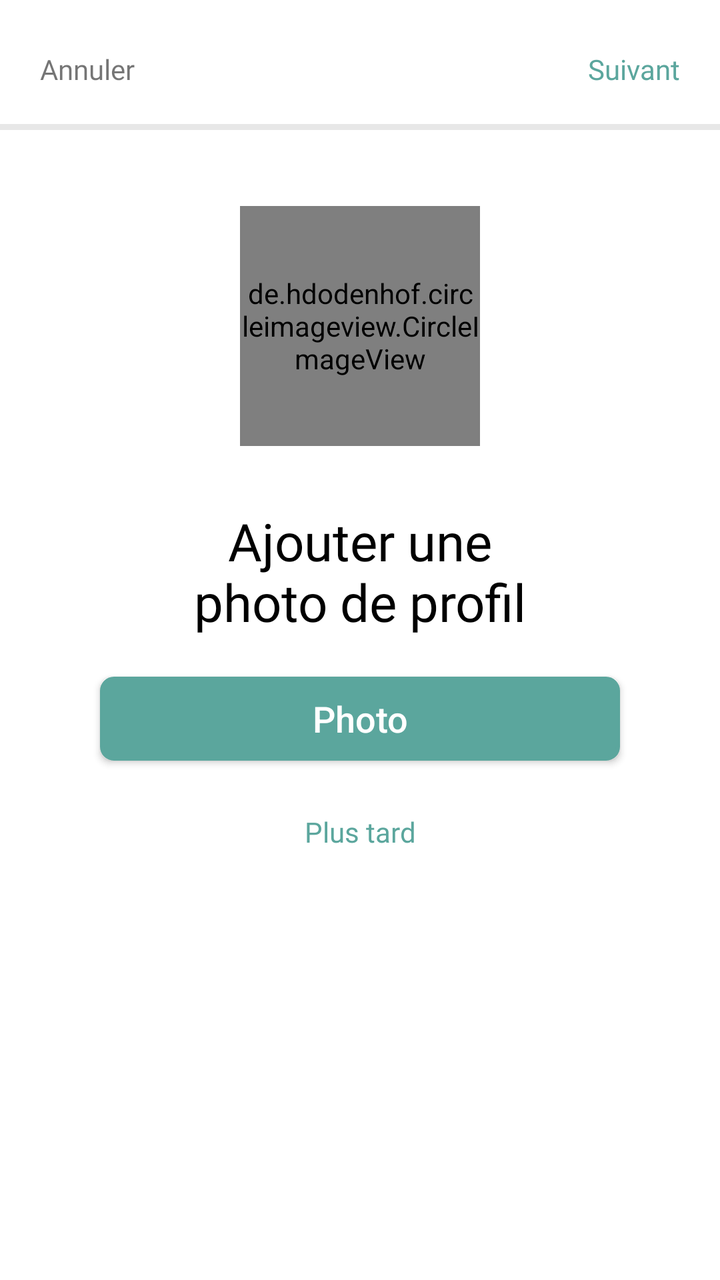
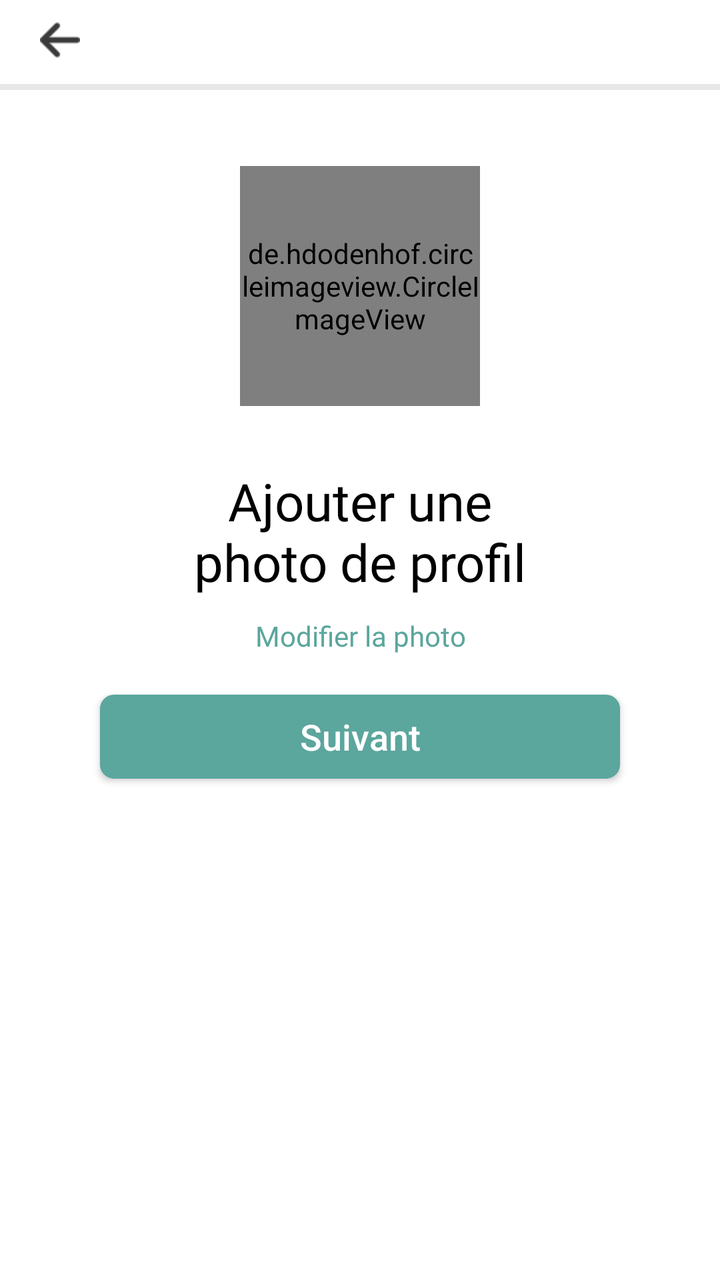

An Android layout rendered at two revisions. The XML below is the earlier revision; the diff shows what the commit changed to produce the second picture.
<!-- AndroidManifest.xml: application theme AppTheme -->
<!-- res/layout/layout_ezeety_profil_getstart.xml -->
<?xml version="1.0" encoding="utf-8"?>
<android.support.constraint.ConstraintLayout
    xmlns:android="http://schemas.android.com/apk/res/android" xmlns:tools="http://schemas.android.com/tools"
    android:layout_width="match_parent"
    android:layout_height="match_parent"
    android:background="@color/colorPrimary">

    <LinearLayout
        android:layout_width="match_parent"
        android:layout_height="wrap_content"
        android:gravity="center"
        android:orientation="vertical"
        tools:ignore="MissingConstraints"
        >
        <LinearLayout
            android:layout_width="match_parent"
            android:layout_height="wrap_content"
            android:layout_marginLeft="20dp"
            android:layout_marginTop="25dp"
            android:layout_marginRight="20dp"
            android:layout_marginBottom="10dp"
            android:orientation="horizontal">
            <LinearLayout
                android:layout_width="wrap_content"
                android:layout_height="wrap_content"
                android:gravity="left">
                <TextView
                    android:id="@+id/textViewButtonBackProfil"
                    android:layout_width="wrap_content"
                    android:layout_height="wrap_content"
                    android:fontFamily="@font/roboto_bold"
                    android:text="Annuler"
                    android:textSize="14dp"/>
            </LinearLayout>
            <LinearLayout
                android:layout_width="match_parent"
                android:layout_height="wrap_content"
                android:gravity="right">

                <TextView
                    android:id="@+id/txtViewNextAll"
                    android:layout_width="wrap_content"
                    android:layout_height="wrap_content"
                    android:fontFamily="@font/roboto_bold"
                    android:text="Suivant"
                    android:textColor="@color/colorAccent"
                    android:textSize="14dp"/>
            </LinearLayout>
        </LinearLayout>


        <LinearLayout
            android:layout_width="match_parent"
            android:layout_height="3dp"
            android:layout_marginTop="8dp"
            android:layout_marginBottom="8dp"
            android:background="@drawable/grayscale_background">


        </LinearLayout>
        <de.hdodenhof.circleimageview.CircleImageView
            android:id="@+id/profile_image_getstart"
            android:layout_width="120dp"
            android:layout_height="120dp"
            android:layout_marginTop="30dp"
            android:layout_marginBottom="20dp"
            android:gravity="center"
            android:src="@drawable/photo" />
        <TextView
            android:layout_width="match_parent"
            android:layout_height="wrap_content"
            android:layout_marginTop="10dp"
            android:layout_marginRight="80dp"
            android:layout_marginLeft="80dp"
            android:fontFamily="@font/roboto"
            android:text="Ajouter une photo de profil"
            android:textAlignment="center"
            android:textColor="@android:color/black"
            android:textSize="26dp"/>

        <Button
            android:id="@+id/button_picture_profil_change"
            android:layout_width="match_parent"
            android:layout_height="42dp"
            android:layout_marginLeft="50dp"
            android:layout_marginRight="50dp"
            android:layout_marginBottom="16dp"
            android:layout_marginTop="20dp"
            android:background="@drawable/button_style_primary"
            android:text="Photo"
            android:textAllCaps="false"
            android:textColor="@color/colorPrimary"
            android:textSize="18sp"
            />

        <TextView
            android:id="@+id/textViewButtonPluTard"
            android:layout_width="match_parent"
            android:layout_height="wrap_content"
            android:layout_marginTop="10dp"
            android:layout_marginBottom="20dp"
            android:fontFamily="@font/roboto_bold"
            android:text="Plus tard"
            android:textAlignment="center"
            android:textColor="#5BA69D"
            android:textSize="14dp" />
    </LinearLayout>
</android.support.constraint.ConstraintLayout>
<!-- resources referenced by this layout -->
<resources>
  <color name="colorAccent">#5BA69D</color>
  <color name="colorPrimary">#FFFFFF</color>
  <!-- drawable button_style_primary (drawable) -->
  <?xml version ="1.0" encoding ="utf-8"?>
  <shape xmlns:android="http://schemas.android.com/apk/res/android"
  
  android:shape="rectangle"
  
  android:thickness="0dp">
  <stroke android:width="2dp"
  
      android:color="#5BA69D" />
  <solid
      android:color="#5BA69D"/>
  <corners android:radius="6dp" />
  
  </shape>
  <!-- drawable grayscale_background (drawable) -->
  <?xml version ="1.0" encoding ="utf-8"?>
  <shape xmlns:android="http://schemas.android.com/apk/res/android"
  
      android:shape="rectangle"
  
      android:thickness="0dp">
      <solid
          android:color="#E7E7E7"/>
  
  </shape>
  <!-- drawable photo: png bitmap (drawable, 29489 bytes) -->
  <style name="AppTheme" parent="Theme.AppCompat.Light.NoActionBar">
          
          <item name="colorPrimary">@color/colorPrimary</item>
          <item name="colorPrimaryDark">@color/colorPrimaryDark</item>
          <item name="colorAccent">@color/colorAccent</item>
      </style>
  <color name="colorPrimaryDark">#FFFFFF</color>
</resources>

<!-- the commit's change to res/layout/layout_ezeety_profil_getstart.xml (unified diff, before → after) -->
@@ -16,7 +16,7 @@
             android:layout_width="match_parent"
             android:layout_height="wrap_content"
             android:layout_marginLeft="20dp"
-            android:layout_marginTop="25dp"
+            android:layout_marginTop="10dp"
             android:layout_marginRight="20dp"
             android:layout_marginBottom="10dp"
             android:orientation="horizontal">
@@ -24,35 +24,21 @@
                 android:layout_width="wrap_content"
                 android:layout_height="wrap_content"
                 android:gravity="left">
-                <TextView
-                    android:id="@+id/textViewButtonBackProfil"
-                    android:layout_width="wrap_content"
-                    android:layout_height="wrap_content"
-                    android:fontFamily="@font/roboto_bold"
-                    android:text="Annuler"
-                    android:textSize="14dp"/>
+
+                <ImageView
+                    android:id="@+id/imageViewButtonBackProfil"
+                    android:layout_width="20dp"
+                    android:layout_height="20dp"
+                    android:src="@drawable/arrow"/>
             </LinearLayout>
-            <LinearLayout
-                android:layout_width="match_parent"
-                android:layout_height="wrap_content"
-                android:gravity="right">
 
-                <TextView
-                    android:id="@+id/txtViewNextAll"
-                    android:layout_width="wrap_content"
-                    android:layout_height="wrap_content"
-                    android:fontFamily="@font/roboto_bold"
-                    android:text="Suivant"
-                    android:textColor="@color/colorAccent"
-                    android:textSize="14dp"/>
-            </LinearLayout>
         </LinearLayout>
 
 
         <LinearLayout
             android:layout_width="match_parent"
             android:layout_height="3dp"
-            android:layout_marginTop="8dp"
+            android:layout_marginTop="2dp"
             android:layout_marginBottom="8dp"
             android:background="@drawable/grayscale_background">
 
@@ -78,31 +64,33 @@
             android:textColor="@android:color/black"
             android:textSize="26dp"/>
 
+        <TextView
+            android:id="@+id/textViewprofilPicchange"
+            android:layout_width="match_parent"
+            android:layout_height="wrap_content"
+            android:layout_marginTop="10dp"
+            android:layout_marginBottom="10dp"
+            android:fontFamily="@font/roboto_bold"
+            android:text="Modifier la photo"
+            android:textAlignment="center"
+            android:textColor="#5BA69D"
+            android:textSize="14dp" />
+
         <Button
-            android:id="@+id/button_picture_profil_change"
+            android:id="@+id/buttonNext"
+
             android:layout_width="match_parent"
             android:layout_height="42dp"
             android:layout_marginLeft="50dp"
             android:layout_marginRight="50dp"
             android:layout_marginBottom="16dp"
-            android:layout_marginTop="20dp"
+            android:layout_marginTop="10dp"
             android:background="@drawable/button_style_primary"
-            android:text="Photo"
+            android:text="Suivant"
             android:textAllCaps="false"
             android:textColor="@color/colorPrimary"
             android:textSize="18sp"
             />
 
-        <TextView
-            android:id="@+id/textViewButtonPluTard"
-            android:layout_width="match_parent"
-            android:layout_height="wrap_content"
-            android:layout_marginTop="10dp"
-            android:layout_marginBottom="20dp"
-            android:fontFamily="@font/roboto_bold"
-            android:text="Plus tard"
-            android:textAlignment="center"
-            android:textColor="#5BA69D"
-            android:textSize="14dp" />
     </LinearLayout>
 </android.support.constraint.ConstraintLayout>
<!-- resource entries referenced after the edit -->
@@ -2,6 +2,7 @@
 <resources>
   <color name="colorAccent">#5BA69D</color>
   <color name="colorPrimary">#FFFFFF</color>
+  <!-- drawable arrow: png bitmap (drawable, 644 bytes) -->
   <!-- drawable button_style_primary (drawable) -->
   <?xml version ="1.0" encoding ="utf-8"?>
   <shape xmlns:android="http://schemas.android.com/apk/res/android"
